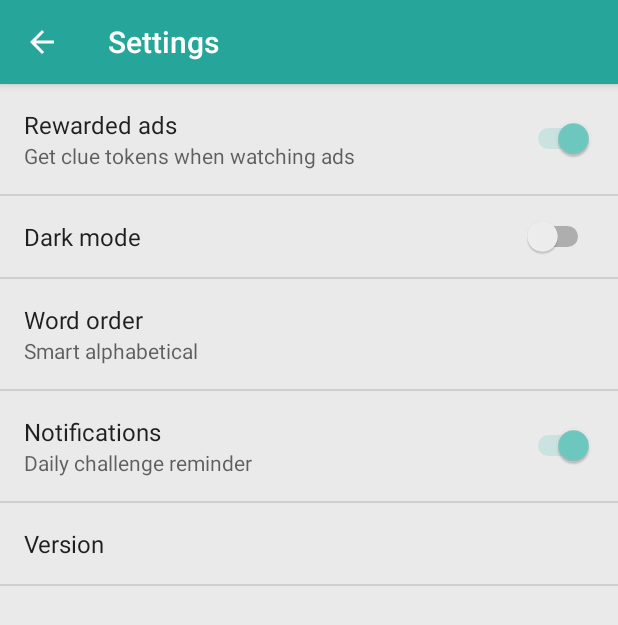
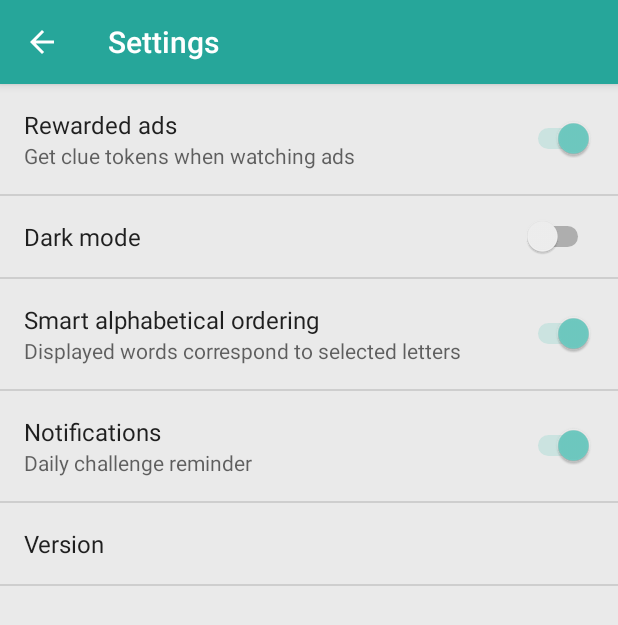
Before and after one commit to wilcostr/9LetterJumble, an Android app: the SettingsActivity screen opened directly, with no data from a screen before it, on a phone screen of 412 x 824 dp. Shown: the top 625 px of the screen. Run offline under Robolectric (Android 15) with nearby library versions, the light colour scheme and no system bars.

Commit message:
Removed chronological word ordering. Word list now in columns.

```diff
--- a/app/src/main/java/za/co/twinc/a9letterjumble/SettingsActivity.java
+++ b/app/src/main/java/za/co/twinc/a9letterjumble/SettingsActivity.java
@@ -21,7 +21,7 @@ public class SettingsActivity extends Activity {
     private static final String KEY_PREF_ABOUT      = "simple_text_about";
     public static final String KEY_PREF_REWARD      = "offer_rewarded_ads";
     public static final String KEY_PREF_CHALLENGE   = "challenge_reminders";
-    public static final String KEY_PREF_SORT        = "sorting_preference";
+    public static final String KEY_PREF_SMART       = "smart_preference";
     public static final String KEY_PREF_DARK        = "dark_mode";
 
     @Override
--- a/app/src/main/res/layout/activity_game.xml
+++ b/app/src/main/res/layout/activity_game.xml
@@ -156,6 +156,7 @@
                         android:layout_height="wrap_content"
                         android:padding="16dp"
                         android:text="@string/prompt_no_words"
+                        android:fontFamily="monospace"
                         android:textColor="@android:color/white"
                         android:textSize="16sp" />
                 </android.support.v7.widget.CardView>
--- a/app/src/main/res/values/arrays.xml
+++ b/app/src/main/res/values/arrays.xml
@@ -111,16 +111,4 @@
     </integer-array>
 
 
-    <string-array name="sorting">
-        <item>@string/sorting_default</item>
-        <item>Alphabetical</item>
-        <item>Chronological</item>
-    </string-array>
-
-    <string-array name="sorting_int">
-        <item>0</item>
-        <item>1</item>
-        <item>2</item>
-    </string-array>
-
 </resources>
--- a/app/src/main/res/values/strings.xml
+++ b/app/src/main/res/values/strings.xml
@@ -13,11 +13,14 @@
     <string name="preference_about">Version</string>
     <string name="preference_ads">Rewarded ads</string>
     <string name="preference_ads_about">Get clue tokens when watching ads</string>
+    <string name="preference_ads_about_off">Ads will not be offered</string>
     <string name="preference_challenge">Notifications</string>
     <string name="preference_challenge_about">Daily challenge reminder</string>
+    <string name="preference_challenge_about_off">No reminders</string>
+    <string name="preference_smart">Smart alphabetical ordering</string>
+    <string name="preference_smart_about">Displayed words correspond to selected letters</string>
+    <string name="preference_smart_about_off">Display a static word list</string>
     <string name="dark_mode">Dark mode</string>
-    <string name="preference_sorting">Word order</string>
-    <string name="sorting_default">Smart alphabetical</string>
 
     <string name="txt_no_email">No email application found</string>
     <string name="enjoying_game">Are you enjoying the game?</string>
--- a/app/src/main/res/xml/preferences.xml
+++ b/app/src/main/res/xml/preferences.xml
@@ -3,10 +3,11 @@
 
 
     <SwitchPreference
+        android:defaultValue="true"
         android:key="offer_rewarded_ads"
-        android:defaultValue="true"
-        android:title="@string/preference_ads"
-        android:summary="@string/preference_ads_about"/>
+        android:summaryOff="@string/preference_ads_about_off"
+        android:summaryOn="@string/preference_ads_about"
+        android:title="@string/preference_ads" />
 
 
     <SwitchPreference
@@ -14,19 +15,19 @@
         android:defaultValue="false"
         android:title="@string/dark_mode"/>
 
-    <ListPreference
-        android:key="sorting_preference"
-        android:defaultValue="0"
-        android:summary="%s"
-        android:entries="@array/sorting"
-        android:entryValues="@array/sorting_int"
-        android:title="@string/preference_sorting" />
+    <SwitchPreference
+        android:key="smart_preference"
+        android:defaultValue="true"
+        android:title="@string/preference_smart"
+        android:summaryOn="@string/preference_smart_about"
+        android:summaryOff="@string/preference_smart_about_off"/>
 
     <SwitchPreference
         android:key="challenge_reminders"
         android:defaultValue="true"
         android:title="@string/preference_challenge"
-        android:summary="@string/preference_challenge_about"/>
+        android:summaryOn="@string/preference_challenge_about"
+        android:summaryOff="@string/preference_challenge_about_off"/>
 
     <Preference
         android:key="simple_text_about"
```
Also changed, not shown: app/src/main/java/za/co/twinc/a9letterjumble/GameActivity.java (+36 -42 lines), 2 other files.
